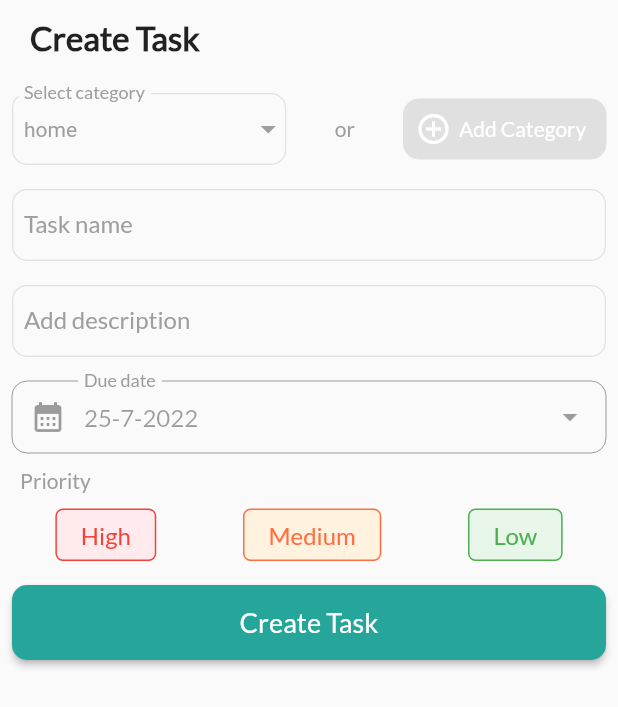
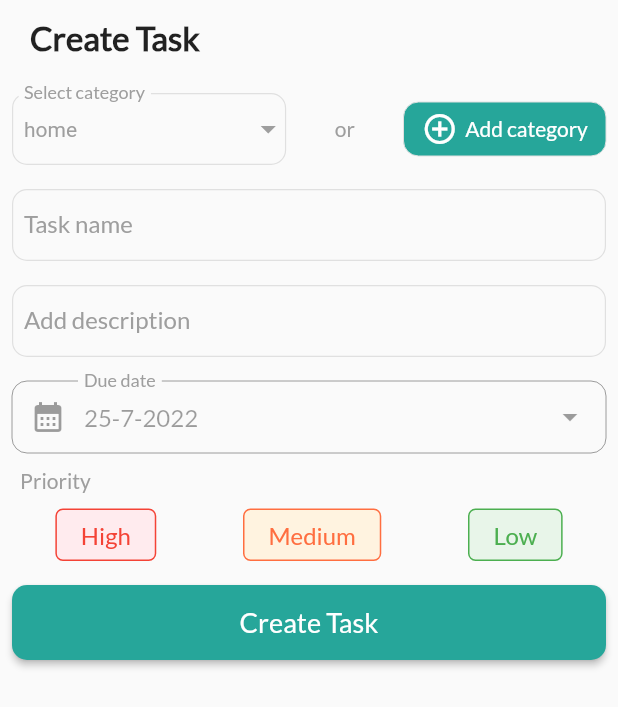
Before and after one commit to gurudevsingh14/strike_task, a Flutter app: the CreateTaskModal widget shown alone on an empty page, opened directly, on a phone screen of 412 x 824 dp. Shown: the top 707 px of the screen. Run offline on Flutter 3.47's test engine with Material 2 defaults, Android fonts, the phone set to English and light mode, and no system bars; our stand-ins replace flutter_slidable, percent_indicator, table_calendar; missing offline and left inert: age_calculator, pandabar.

```diff
--- a/lib/model/task_model.dart
+++ b/lib/model/task_model.dart
@@ -9,6 +9,7 @@ class TaskModel{
   String? description;
   DateTime? dueDate;
   String? priority;
+  List<String>? subTask;
 
   TaskModel({this.id, this.name, this.category, this.description, this.dueDate,
       this.priority});
--- a/lib/view/Common/add_category_button.dart
+++ b/lib/view/Common/add_button.dart
@@ -2,17 +2,18 @@ import 'package:flutter/material.dart';
 
 import '../../constants/constants.dart';
 
-class AddCategoryButton extends StatelessWidget {
-  const AddCategoryButton({Key? key}) : super(key: key);
-
+class AddButton extends StatelessWidget {
+  String? text;
+  VoidCallback? onPressed;
+  AddButton({this.text,required this.onPressed});
   @override
   Widget build(BuildContext context) {
     return SizedBox(
       width: 135,
       child: MaterialButton(
         elevation: 0,
-        color: Colors.grey.shade300,
-        padding: EdgeInsets.symmetric(horizontal: 8,vertical: 8),
+        color: primaryColor,
+        padding: EdgeInsets.symmetric(horizontal: 8,vertical: 4),
         shape: OutlineInputBorder(
             borderSide: BorderSide(
               width: 0,
@@ -20,13 +21,14 @@ class AddCategoryButton extends StatelessWidget {
             ),
             borderRadius: BorderRadius.circular(10)
         ),
-        onPressed: (){},
+        onPressed: onPressed,
         child:
         Row(
+          mainAxisAlignment: MainAxisAlignment.center,
           children: [
             Icon(Icons.add_circle_outline,color: whiteColor,),
             SizedBox(width: 5,),
-            Text('Add Category',style: TextStyle(color: whiteColor),)
+            Text(text??"",style: TextStyle(color: whiteColor),)
           ],
         ),
       ),
--- a/lib/view/Common/create_task_modal.dart
+++ b/lib/view/Common/create_task_modal.dart
@@ -7,7 +7,7 @@ import 'package:strike_task/controller/category_controller.dart';
 import 'package:strike_task/controller/dateTime_controller.dart';
 import 'package:strike_task/model/task_model.dart';
 import 'package:strike_task/providers/task_provider.dart';
-import 'package:strike_task/view/Common/add_category_button.dart';
+import 'package:strike_task/view/Common/add_button.dart';
 import 'package:strike_task/view/Common/custom_drop_down_field.dart';
 import 'package:strike_task/view/Common/custom_round_rect_button.dart';
 import 'package:strike_task/view/Common/custom_text_field.dart';
@@ -58,7 +58,7 @@ class CreateTaskModal extends StatelessWidget {
                         'or',
                         style: TextStyle(color: mutedTextColor),
                       )),
-                  Flexible(flex: 6, child: AddCategoryButton()),
+                  Flexible(flex: 6, child: AddButton(text: 'Add category',onPressed: (){},)),
                 ],
               ),
               SizedBox(
```
Also changed, not shown: lib/providers/task_provider.dart (+9 -0 lines), lib/view/Screens/TaskDetailScreen/task_detail_screen.dart (+24 -2 lines).
